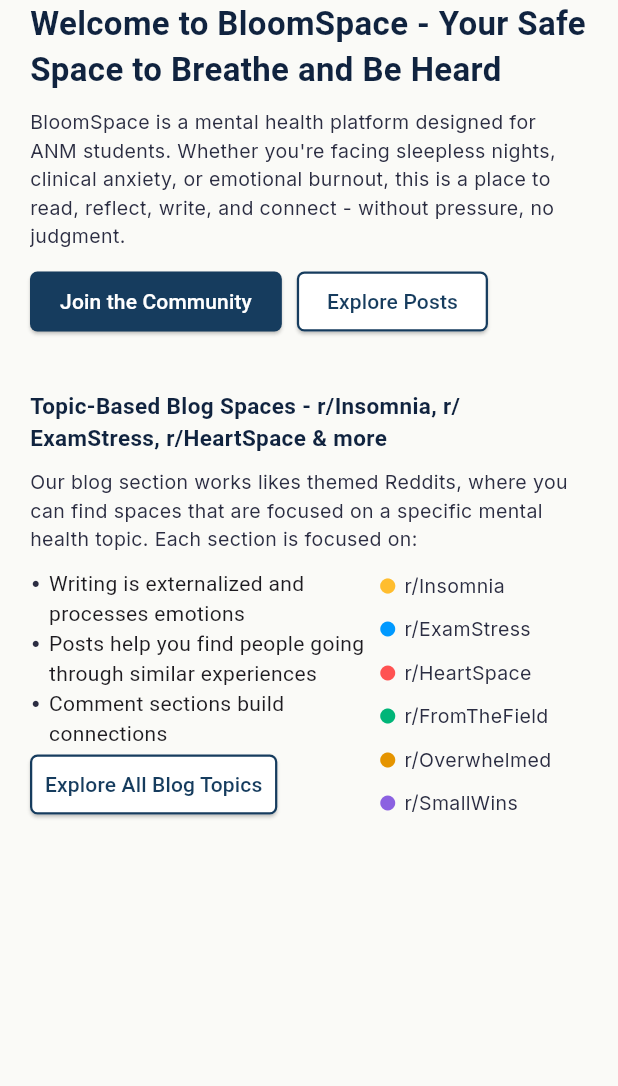
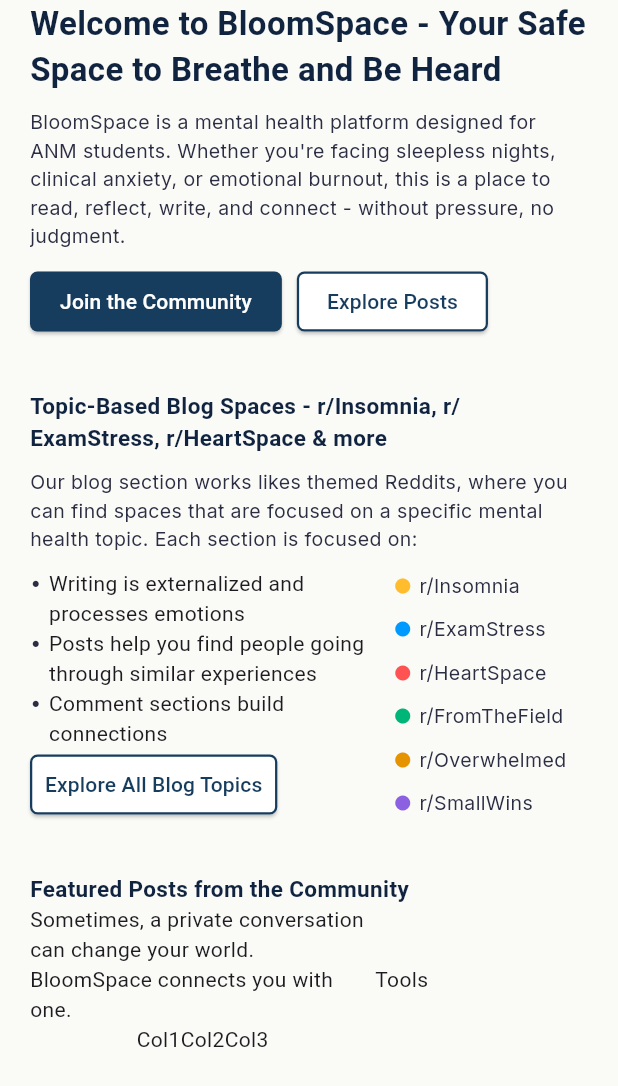
Before and after one commit to AusmitM/TAMUBloomSpace, a Flutter app: the screen it shows after launch, on a phone screen of 412 x 824 dp. Shown: the top 1086 px of the screen. Run offline on Flutter 3.47's test engine with Material 3 defaults, Android fonts, the phone set to English and light mode, and no system bars; our stand-ins replace google_fonts; missing offline and left inert: bulleted_list.

Commit message:
working on features section

```diff
--- a/lib/main.dart
+++ b/lib/main.dart
@@ -42,6 +42,7 @@ class HomePage extends StatelessWidget {
           SizedBox(height: 35),
           Topics(),
           SizedBox(height: 35),
+          Features(),
         ],
       ),
     );
@@ -170,7 +171,7 @@ class Topics extends StatelessWidget {
                         ),
                         SizedBox(width: 5),
                         Container(
-                          width: 220,
+                          width: 230,
                           child: Text(
                             "Writing is externalized and processes emotions",
                           ),
@@ -189,7 +190,7 @@ class Topics extends StatelessWidget {
                         ),
                         SizedBox(width: 5),
                         Container(
-                          width: 220,
+                          width: 230,
                           child: Text(
                             "Posts help you find people going through similar experiences",
                           ),
@@ -208,7 +209,7 @@ class Topics extends StatelessWidget {
                         ),
                         SizedBox(width: 5),
                         Container(
-                          width: 220,
+                          width: 230,
                           child: Text("Comment sections build connections"),
                         ),
                       ],
@@ -371,40 +372,37 @@ class Features extends StatelessWidget {
   @override
   Widget build(BuildContext context) {
     return Center(
-      child: Row(
+      child: Padding(
+        padding: const EdgeInsets.symmetric(horizontal: 20),
+        child: Column(
+          crossAxisAlignment: CrossAxisAlignment.start,
           children: [
-          Column(
-            mainAxisAlignment: MainAxisAlignment.center,
-            children: [
-              Padding(
-                padding: const EdgeInsets.symmetric(horizontal: 20.0),
-                child: Text(
-                  "Featured Posts from the Community",
+            Text(
+              "Featured Posts from the Community             ",
               style: GoogleFonts.headlandOne(
                 fontSize: 15,
                 fontWeight: FontWeight.bold,
                 color: Color.fromARGB(255, 16, 35, 63),
               ),
             ),
-              ),
-              Padding(
-                padding: const EdgeInsets.only(
-                  left: 20.0,
-                  right: 20.0,
-                  top: 10.0,
-                ),
+            Row(
+              children: [
+                Column(
+                  children: [
+                    Container(
+                      width: 230,
                       child: Text(
                         "Sometimes, a private conversation can change your world. BloomSpace connects you with one.",
-                  style: GoogleFonts.inter(
-                    fontSize: 13,
-                    color: Color.fromARGB(255, 43, 45, 66),
                       ),
                     ),
+                    Row(children: [Text("Col1"), Text("Col2"), Text("Col3")]),
+                  ],
+                ),
+                Text("Tools"),
+              ],
             ),
           ],
         ),
-          Placeholder(),
-        ],
       ),
     );
   }
```
Lines whose indentation alone changed are shown as unchanged.
